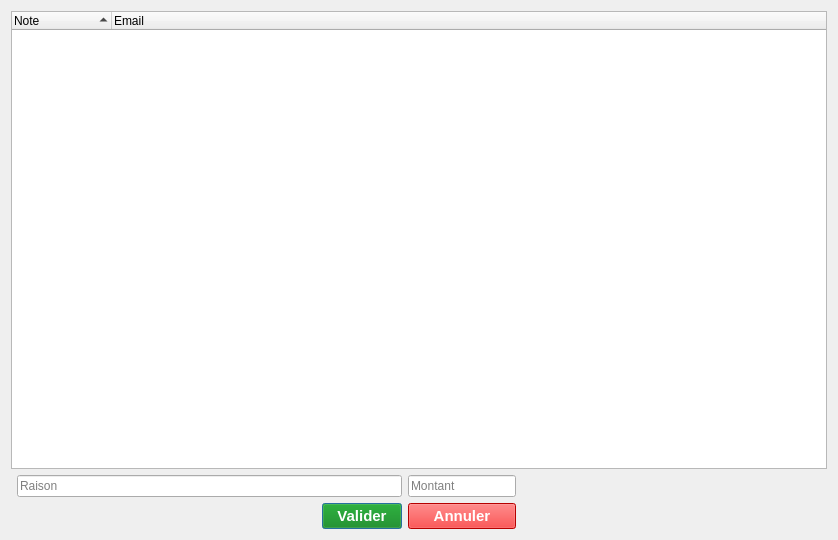
Qt form application/ui/csv_import_window.ui (nils-van-zuijlen/Enibar) before a commit.
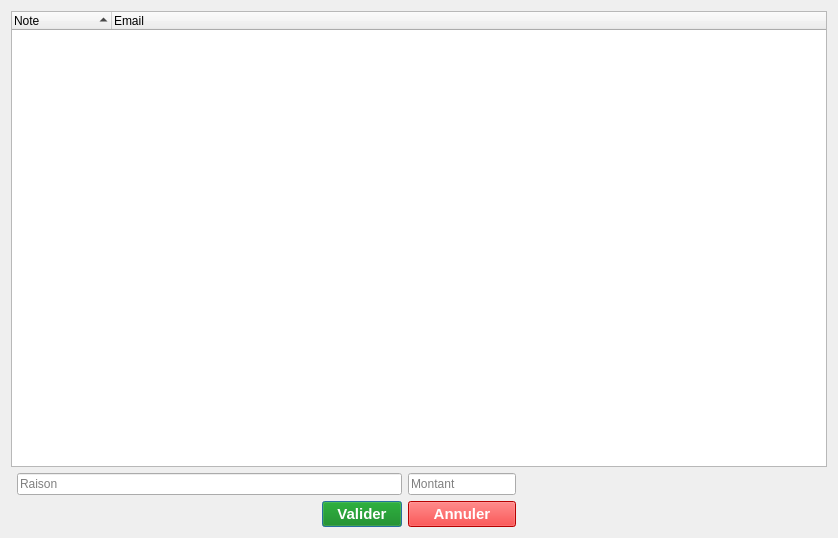
The same form after that commit. Custom widgets are drawn as their Qt base class.

Commit message: Fix tab order in some windows and fix emptyNoteWindow (it was using the same ui as refillNoteWindow)

```diff
--- a/application/ui/csv_import_window.ui
+++ b/application/ui/csv_import_window.ui
@@ -7,7 +7,7 @@
     <x>0</x>
     <y>0</y>
     <width>838</width>
-    <height>540</height>
+    <height>538</height>
    </rect>
   </property>
   <property name="windowTitle">
```
Left out of the diff: 7 changed lines with no effect on the pictures. The commit also changes 3 other files.
